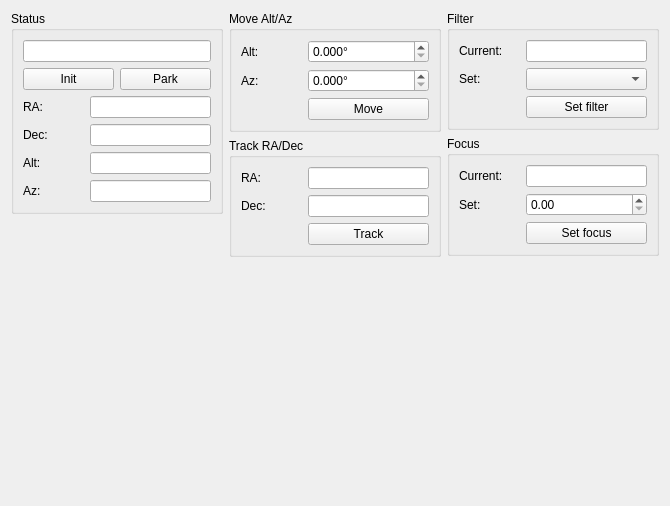
Before: the Qt Designer form pyobs_gui/qt/widgettelescope.ui in pyobs/pyobs-gui, drawn with Qt 5.
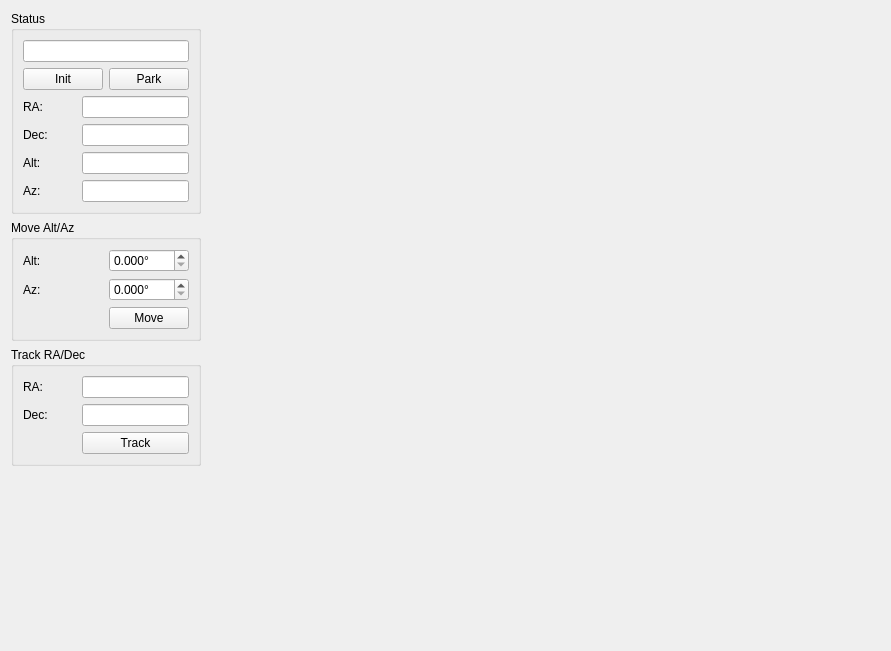
After: the same form once the commit is applied.

```diff
--- a/pyobs_gui/qt/widgettelescope.ui
+++ b/pyobs_gui/qt/widgettelescope.ui
@@ -6,14 +6,14 @@
    <rect>
     <x>0</x>
     <y>0</y>
-    <width>670</width>
-    <height>506</height>
+    <width>891</width>
+    <height>651</height>
    </rect>
   </property>
   <property name="windowTitle">
    <string>Form</string>
   </property>
-  <layout class="QHBoxLayout" name="horizontalLayout" stretch="1,1,1">
+  <layout class="QHBoxLayout" name="horizontalLayout" stretch="0,1,0">
    <item>
     <layout class="QVBoxLayout" name="verticalLayout_4">
      <item>
@@ -126,28 +126,11 @@
       </widget>
      </item>
      <item>
-      <spacer name="verticalSpacer">
-       <property name="orientation">
-        <enum>Qt::Vertical</enum>
-       </property>
-       <property name="sizeHint" stdset="0">
-        <size>
-         <width>20</width>
-         <height>40</height>
-        </size>
-       </property>
-      </spacer>
-     </item>
-    </layout>
-   </item>
-   <item>
-    <layout class="QVBoxLayout" name="verticalLayout_3">
-     <item>
       <widget class="QGroupBox" name="groupBox_3">
        <property name="title">
         <string>Move Alt/Az</string>
        </property>
-       <layout class="QGridLayout" name="gridLayout_3" rowstretch="0,0,0" columnstretch="1,2">
+       <layout class="QGridLayout" name="gridLayout_3" rowstretch="0,0,0" columnstretch="1,0">
         <item row="0" column="0">
          <widget class="QLabel" name="label_5">
           <property name="text">
@@ -241,7 +224,7 @@
       </widget>
      </item>
      <item>
-      <spacer name="verticalSpacer_3">
+      <spacer name="verticalSpacer">
        <property name="orientation">
         <enum>Qt::Vertical</enum>
        </property>
@@ -256,107 +239,10 @@
     </layout>
    </item>
    <item>
-    <layout class="QVBoxLayout" name="verticalLayout_2">
-     <item>
-      <widget class="QGroupBox" name="groupBox_2">
-       <property name="title">
-        <string>Filter</string>
-       </property>
-       <layout class="QGridLayout" name="gridLayout_2" columnstretch="1,2">
-        <item row="1" column="1">
-         <widget class="QComboBox" name="comboFilter"/>
-        </item>
-        <item row="0" column="1">
-         <widget class="QLineEdit" name="labelCurFilter">
-          <property name="alignment">
-           <set>Qt::AlignCenter</set>
-          </property>
-          <property name="readOnly">
-           <bool>true</bool>
-          </property>
-         </widget>
-        </item>
-        <item row="1" column="0">
-         <widget class="QLabel" name="label_10">
-          <property name="text">
-           <string>Set:</string>
-          </property>
-         </widget>
-        </item>
-        <item row="0" column="0">
-         <widget class="QLabel" name="label_9">
-          <property name="text">
-           <string>Current:</string>
-          </property>
-         </widget>
-        </item>
-        <item row="2" column="1">
-         <widget class="QPushButton" name="butSetFilter">
-          <property name="text">
-           <string>Set filter</string>
-          </property>
-         </widget>
-        </item>
-       </layout>
-      </widget>
-     </item>
-     <item>
-      <widget class="QGroupBox" name="groupBox_5">
-       <property name="title">
-        <string>Focus</string>
-       </property>
-       <layout class="QGridLayout" name="gridLayout_6" columnstretch="1,2">
-        <item row="0" column="1">
-         <widget class="QLineEdit" name="labelCurFocus">
-          <property name="alignment">
-           <set>Qt::AlignCenter</set>
-          </property>
-          <property name="readOnly">
-           <bool>true</bool>
-          </property>
-         </widget>
-        </item>
-        <item row="1" column="0">
-         <widget class="QLabel" name="label_11">
-          <property name="text">
-           <string>Set:</string>
-          </property>
-         </widget>
-        </item>
-        <item row="0" column="0">
-         <widget class="QLabel" name="label_12">
-          <property name="text">
-           <string>Current:</string>
-          </property>
-         </widget>
-        </item>
-        <item row="2" column="1">
-         <widget class="QPushButton" name="butSetFocus">
-          <property name="text">
-           <string>Set focus</string>
-          </property>
-         </widget>
-        </item>
-        <item row="1" column="1">
-         <widget class="QDoubleSpinBox" name="spinFocus"/>
-        </item>
-       </layout>
-      </widget>
-     </item>
-     <item>
-      <spacer name="verticalSpacer_2">
-       <property name="orientation">
-        <enum>Qt::Vertical</enum>
-       </property>
-       <property name="sizeHint" stdset="0">
-        <size>
-         <width>20</width>
-         <height>40</height>
-        </size>
-       </property>
-      </spacer>
-     </item>
-    </layout>
+    <widget class="QWidget" name="widgetPlot" native="true"/>
+   </item>
+   <item>
+    <widget class="QWidget" name="widgetSidebar" native="true"/>
    </item>
   </layout>
  </widget>
```
